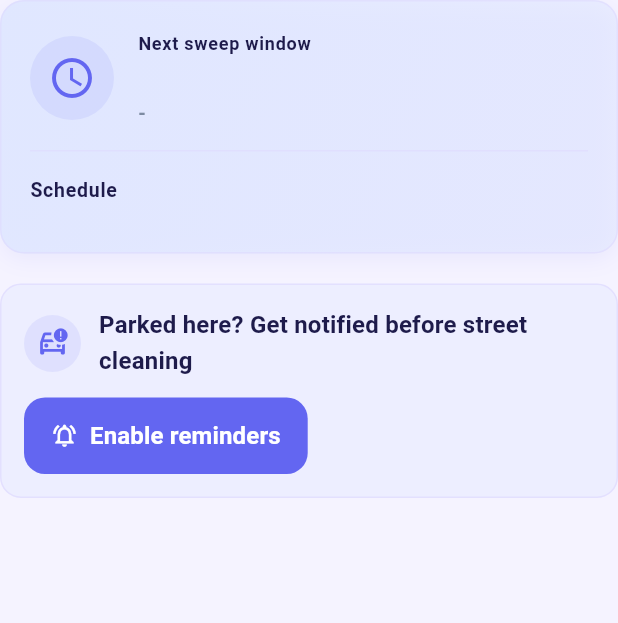
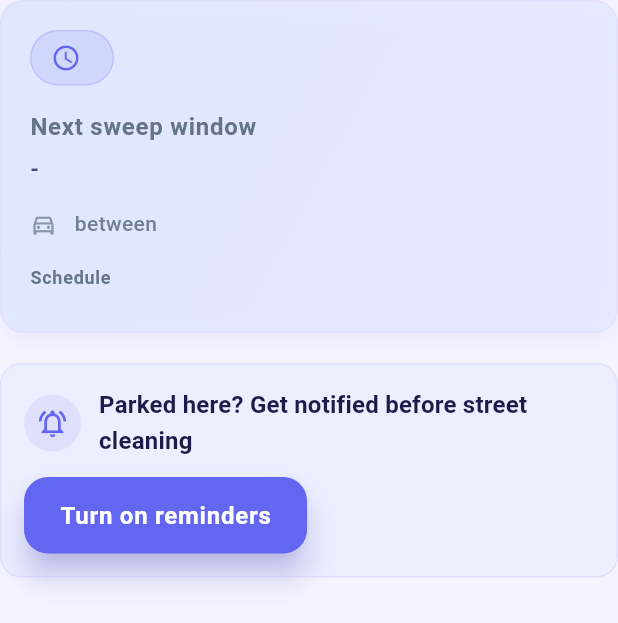
Before and after one commit to elucherini/sweep-dreams, a Flutter app: the ScheduleCard widget shown alone on an empty page, opened directly with empty values, on a phone screen of 412 x 824 dp. Shown: the top 623 px of the screen. Run offline on Flutter 3.47's test engine with Material 3 defaults, Android fonts, the phone set to English and light mode, and no system bars; our stand-ins replace firebase_core, firebase_messaging, geolocator; accounts and stored records are empty.

Commit message:
Some more frontend tweaks

```diff
--- a/flutter_app/lib/screens/home_screen.dart
+++ b/flutter_app/lib/screens/home_screen.dart
@@ -167,6 +167,10 @@ class _HomeScreenState extends State<HomeScreen> with TickerProviderStateMixin {
     return Scaffold(
       body: SelectionArea(
         child: Container(
+          // Ensure gradient fills the entire screen
+          constraints: BoxConstraints(
+            minHeight: MediaQuery.of(context).size.height,
+          ),
           decoration: const BoxDecoration(
             gradient: RadialGradient(
               center: Alignment(-0.7, -0.8),
@@ -439,7 +443,7 @@ class _HomeScreenState extends State<HomeScreen> with TickerProviderStateMixin {
             child: Padding(
               padding: const EdgeInsets.symmetric(horizontal: 12, vertical: 6),
               child: Text(
-                side,
+                '$side side',
                 style: TextStyle(
                   fontWeight: FontWeight.w700,
                   color: isSelected ? Colors.white : AppTheme.primaryColor,
--- a/flutter_app/lib/widgets/schedule_card.dart
+++ b/flutter_app/lib/widgets/schedule_card.dart
@@ -81,7 +81,7 @@ class _ScheduleCardState extends State<ScheduleCard> {
       final endDateTime = DateTime.parse(endIso);
 
       // Format: "Fri Dec 5, 2025 at 2am->6am"
-      final dateFormatter = DateFormat('EEE MMM d, y');
+      final dateFormatter = DateFormat('EEE, MMM d');
       final startTimeFormatter = DateFormat('ha');
       final endTimeFormatter = DateFormat('ha');
 
@@ -276,24 +276,46 @@ class _ScheduleCardState extends State<ScheduleCard> {
         child: Column(
           crossAxisAlignment: CrossAxisAlignment.start,
           children: [
+            // Time until sweep section at top
+            DecoratedBox(
+              decoration: BoxDecoration(
+                color: AppTheme.primaryColor.withValues(alpha: 0.12),
+                borderRadius: BorderRadius.circular(100),
+                border: Border.all(
+                  color: AppTheme.primaryColor.withValues(alpha: 0.2),
+                ),
+              ),
+              child: Padding(
+                padding: const EdgeInsets.symmetric(
+                  horizontal: 14,
+                  vertical: 8,
+                ),
+                child: Row(
+                  mainAxisSize: MainAxisSize.min,
+                  children: [
+                    const Icon(
+                      Icons.access_time_outlined,
+                      color: AppTheme.primaryColor,
+                      size: 20,
+                    ),
+                    const SizedBox(width: 8),
+                    Text(
+                      _formatTimeUntil(widget.scheduleEntry.nextSweepStart),
+                      style: const TextStyle(
+                        fontSize: 16,
+                        fontWeight: FontWeight.w700,
+                        color: AppTheme.primaryColor,
+                        height: 1.3,
+                      ),
+                    ),
+                  ],
+                ),
+              ),
+            ),
+            const SizedBox(height: 16),
             // Sweep info section
             Row(
               children: [
-                DecoratedBox(
-                  decoration: BoxDecoration(
-                    color: AppTheme.primaryColor.withValues(alpha: 0.1),
-                    shape: BoxShape.circle,
-                  ),
-                  child: const Padding(
-                    padding: EdgeInsets.all(12),
-                    child: Icon(
-                      Icons.schedule,
-                      color: AppTheme.primaryColor,
-                      size: 32,
-                    ),
-                  ),
-                ),
-                const SizedBox(width: 16),
                 Expanded(
                   child: Column(
                     crossAxisAlignment: CrossAxisAlignment.start,
@@ -301,32 +323,22 @@ class _ScheduleCardState extends State<ScheduleCard> {
                       const Text(
                         'Next sweep window',
                         style: TextStyle(
-                          fontSize: 12,
+                          fontSize: 16,
                           fontWeight: FontWeight.w600,
-                          color: AppTheme.textPrimary,
+                          color: AppTheme.textMuted,
                           letterSpacing: 0.5,
                         ),
                       ),
                       const SizedBox(height: 6),
-                      Text(
-                        _formatTimeUntil(widget.scheduleEntry.nextSweepStart),
-                        style: const TextStyle(
-                          fontSize: 15,
-                          fontWeight: FontWeight.w700,
-                          color: AppTheme.primaryColor,
-                          height: 1.3,
-                        ),
-                      ),
-                      const SizedBox(height: 4),
                       Text(
                         _formatNextSweepWindow(
                           widget.scheduleEntry.nextSweepStart,
                           widget.scheduleEntry.nextSweepEnd,
                         ),
                         style: TextStyle(
-                          fontSize: 13,
+                          fontSize: 15,
                           fontWeight: FontWeight.w600,
-                          color: AppTheme.textMuted.withValues(alpha: 0.8),
+                          color: AppTheme.textPrimary.withValues(alpha: 0.8),
                           height: 1.3,
                         ),
                       ),
@@ -335,25 +347,40 @@ class _ScheduleCardState extends State<ScheduleCard> {
                 ),
               ],
             ),
-            // Divider
-            Padding(
-              padding: const EdgeInsets.symmetric(vertical: 16),
-              child: Divider(
-                color: AppTheme.border.withValues(alpha: 0.5),
-                height: 1,
+            // Corridor info section
+            const SizedBox(height: 16),
+            Row(
+              children: [
+                Icon(
+                  Icons.directions_car_outlined,
+                  color: AppTheme.textMuted.withValues(alpha: 0.7),
+                  size: 18,
+                ),
+                const SizedBox(width: 8),
+                Expanded(
+                  child: Text(
+                    '${schedule.block.corridor} between ${schedule.block.limits}',
+                    style: TextStyle(
+                      fontSize: 14,
+                      fontWeight: FontWeight.w500,
+                      color: AppTheme.textMuted.withValues(alpha: 0.9),
                     ),
                   ),
+                ),
+              ],
+            ),
             // Details grid section
+            const SizedBox(height: 16),
             const Text(
               'Schedule',
               style: TextStyle(
                 fontWeight: FontWeight.w700,
-                color: AppTheme.textPrimary,
-                fontSize: 13,
+                color: AppTheme.textMuted,
+                fontSize: 12,
                 letterSpacing: 0.5,
               ),
             ),
-            const SizedBox(height: 12),
+            const SizedBox(height: 8),
             ...widget.scheduleEntry.humanRules.asMap().entries.map((entry) {
               final index = entry.key;
               final humanRule = entry.value;
@@ -385,7 +412,7 @@ class _ScheduleCardState extends State<ScheduleCard> {
                         '$humanRule$holidayText',
                         style: const TextStyle(
                           color: AppTheme.textMuted,
-                          fontSize: 15,
+                          fontSize: 12,
                         ),
                       ),
                     ),
@@ -421,7 +448,7 @@ class _ScheduleCardState extends State<ScheduleCard> {
                   child: const Padding(
                     padding: EdgeInsets.all(8),
                     child: Icon(
-                      Icons.car_crash_outlined,
+                      Icons.notifications_active_outlined,
                       color: AppTheme.primaryColor,
                       size: 22,
                     ),
@@ -461,34 +488,29 @@ class _ScheduleCardState extends State<ScheduleCard> {
                 ],
               )
             else
-              FilledButton.icon(
+              ElevatedButton(
                 onPressed:
                     _isRequestingToken ? null : _requestPermissionAndGetToken,
-                icon: _isRequestingToken
-                    ? const SizedBox(
+                child: _isRequestingToken
+                    ? const Row(
+                        mainAxisSize: MainAxisSize.min,
+                        children: [
+                          SizedBox(
                             width: 18,
                             height: 18,
                             child: CircularProgressIndicator(
                               strokeWidth: 2,
                               color: Colors.white,
                             ),
+                          ),
+                          SizedBox(width: 8),
+                          Text('Requesting permission...'),
+                        ],
                       )
-                    : const Icon(Icons.notifications_active_outlined),
-                label: Text(
-                  _isRequestingToken
-                      ? 'Requesting permission...'
-                      : (_token != null
+                    : Text(
+                        _token != null
                             ? 'Retry enabling notifications'
-                          : 'Enable reminders'),
-                ),
-                style: FilledButton.styleFrom(
-                  backgroundColor: AppTheme.primaryColor,
-                  foregroundColor: Colors.white,
-                  padding:
-                      const EdgeInsets.symmetric(horizontal: 18, vertical: 14),
-                  shape: RoundedRectangleBorder(
-                    borderRadius: BorderRadius.circular(14),
-                  ),
+                            : 'Turn on reminders',
                       ),
               ),
           ],
```
Lines whose indentation alone changed are shown as unchanged.
